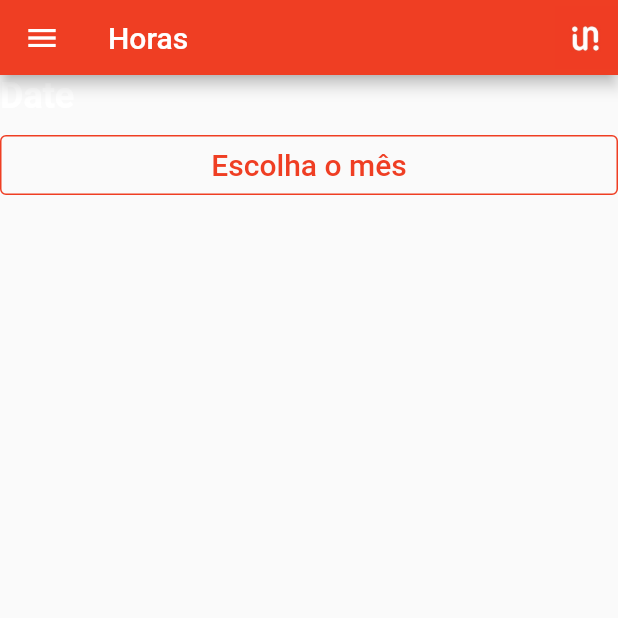
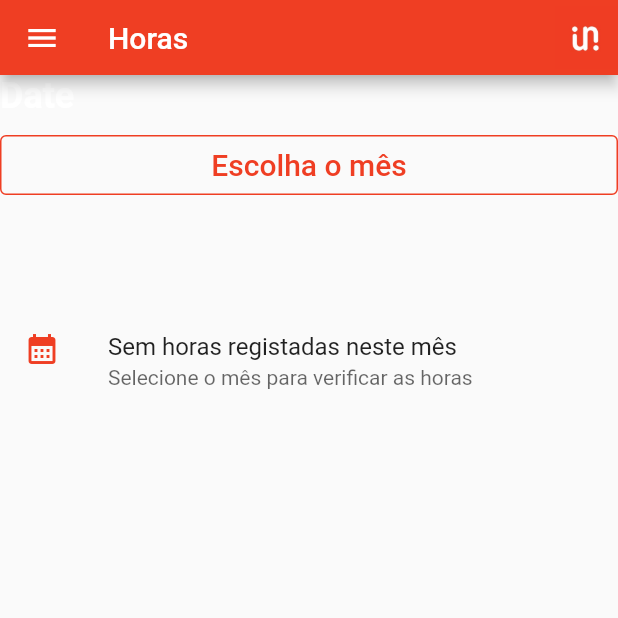
Before and after one commit to DEISI-ULHT-TFC-2021-22/empresa251-Aplica-o-mobile-central-de-apps-existentes, a Flutter app: the TimeSheetScreen screen opened by its route, on a phone screen of 412 x 824 dp, the top half of it. Run offline on Flutter 3.47's test engine with Material 2 defaults, Android fonts, the phone set to English and light mode, and no system bars; our stand-ins replace splashscreen; accounts and stored records are empty; network calls fail.

Commit message:
Adicionada uma mensagem para o utilizador quando tenta visualizar horas num mês que não tenha horas registadas

```diff
--- a/lib/config/months.dart
+++ b/lib/config/months.dart
@@ -1,6 +1,6 @@
 class Months {
   static int? month = 1;
-  static DateTime date = DateTime.now();
+  static DateTime date = DateTime.parse('1969-07-20');
 
   static const Map<int, int> days = {
     1: 31, //Janeiro
@@ -31,4 +31,19 @@ class Months {
     "Novembro",
     "Dezembro",
   ];
+
+  static const Map<int, String> dayOfMonth = {
+    01: "Janeiro",
+    02: "Fevereiro",
+    03: "Março",
+    04: "Abril",
+    05: "Maio",
+    06: "Junho",
+    07: "Julho",
+    08: "Agosto",
+    09: "Setembro",
+    10: "Outubro",
+    11: "Novembro",
+    12: "Dezembro"
+  };
 }
--- a/lib/config/palette.dart
+++ b/lib/config/palette.dart
@@ -4,7 +4,7 @@ class Palette {
     0xffef3e23, // 0% comes in here, this will be color picked if no shade is selected when defining a Color property which doesn’t require a swatch.
     <int, Color>{
       50: Color(0xffffe0e0),//10%
-      100: Color(0xfffa948b),//20%
+      100: Color(0xffcb574e),//20%
       200: Color(0xffef3e23),//30%
       300: Color(0xffef3e23),//40%
       400: Color(0xf0ef3e23),//50%
--- a/lib/widgets/news/news_card.dart
+++ b/lib/widgets/news/news_card.dart
@@ -187,7 +187,7 @@ class _UserNameAndEmail extends StatelessWidget {
       child: Padding(
         padding: const EdgeInsets.all(4.0),
         child: Column(
-          mainAxisAlignment: MainAxisAlignment.start,
+          mainAxisAlignment: MainAxisAlignment.center,
           crossAxisAlignment: CrossAxisAlignment.start,
           children: <Widget>[
             Text(createdBy),
--- a/lib/widgets/time_sheet/date_picker_widget.dart
+++ b/lib/widgets/time_sheet/date_picker_widget.dart
@@ -19,7 +19,7 @@ class _DatePickerWidget extends State<DatePickerWidget> {
     if (date == null) {
       return 'Escolha o mês';
     } else {
-      return '${date?.month} / ${date?.year}';
+      return '${Months.dayOfMonth[date?.month]} / ${date?.year}';
     }
   }
 
--- a/lib/widgets/time_sheet/hour_box_widget.dart
+++ b/lib/widgets/time_sheet/hour_box_widget.dart
@@ -69,7 +69,7 @@ class _HourBox extends State<HourBox> {
           }),
         );
       } else {
-        return Container();
+        return _NoHoursCard();
       }
     }
 // other arguments
@@ -86,3 +86,26 @@ Future<Timesheet?> fetchHours() async {
     return null;
   }
 }
+
+class _NoHoursCard extends StatelessWidget {
+  const _NoHoursCard({Key? key}) : super(key: key);
+
+  @override
+  Widget build(BuildContext context) {
+    return Column(
+      children: [
+        ListTile(
+          leading: const Icon(
+            Icons.calendar_month,
+            color: Palette.orange,
+          ),
+          title: const Text('Sem horas registadas neste mês'),
+          subtitle: Text(
+            'Selecione o mês para verificar as horas',
+            style: TextStyle(color: Colors.black.withOpacity(0.6)),
+          ),
+        ),
+      ],
+    );
+  }
+}
```
Also changed, not shown: lib/widgets/vacation/vacation_table.dart (+18 -6 lines).
